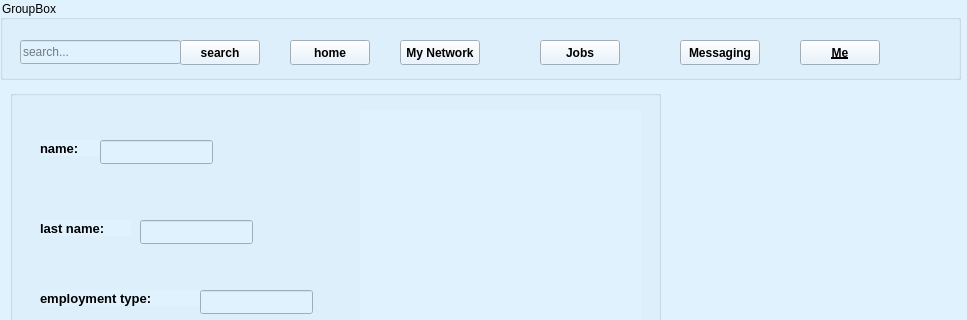
The window that me.ui (white-vessel/eyd-project) describes before a commit, drawn with Qt 5; both pictures show x 0 to 967 and y 0 to 320 of the 967 by 600 pixel window.
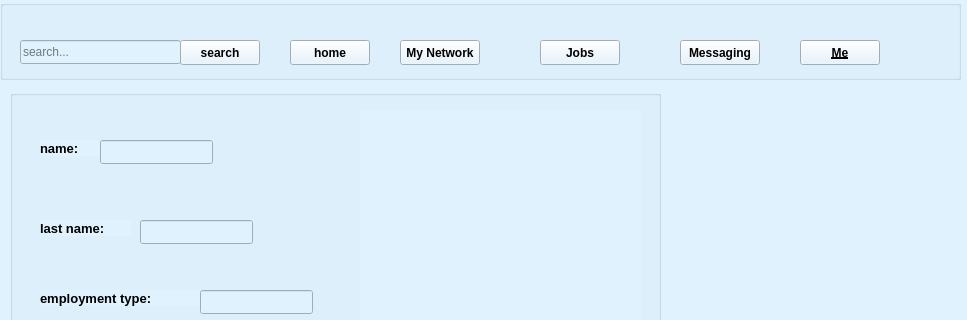
The same window after the commit. Icons and pictures are not drawn.

Diff of the .ui file:
```diff
--- a/me.ui
+++ b/me.ui
@@ -28,7 +28,7 @@
      </rect>
     </property>
     <property name="title">
-     <string>GroupBox</string>
+     <string/>
     </property>
     <widget class="QPushButton" name="homePushButton">
      <property name="geometry">
```
Left out of the diff: 8 changed lines with no effect on the pictures.
